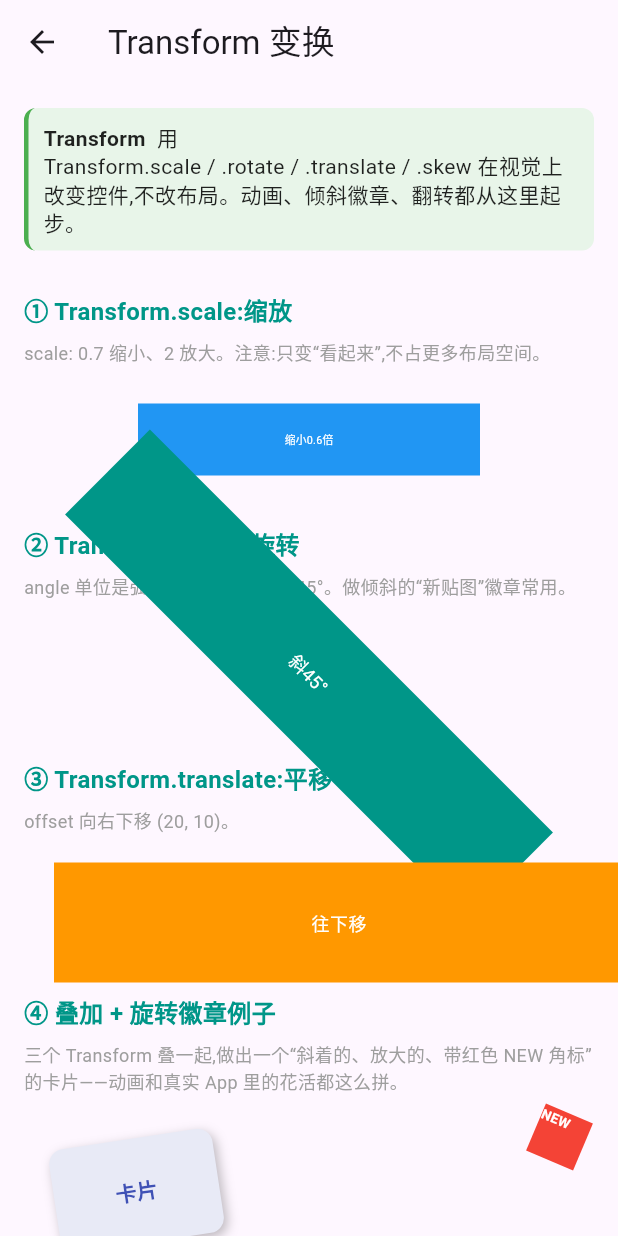
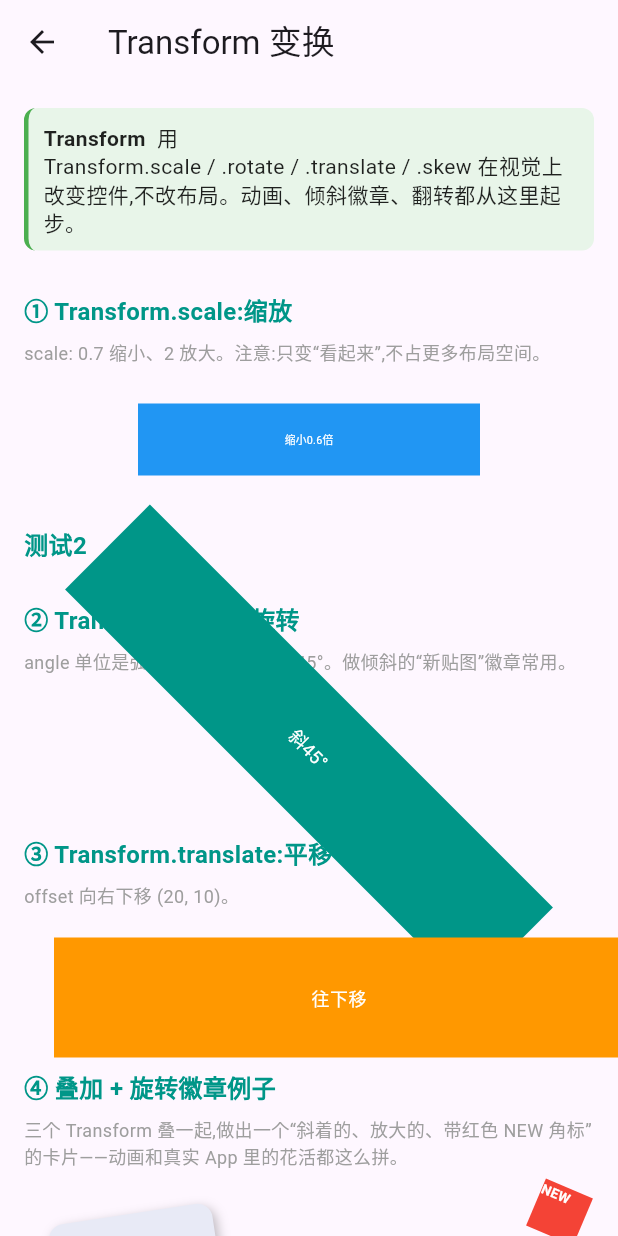
Before and after one commit to Tajigaqzh/flu_client, a Flutter app: the TransformPage screen opened directly, on a phone screen of 412 x 824 dp. Run offline on Flutter 3.47's test engine with Material 3 defaults, Android fonts, the phone set to English and light mode, and no system bars; our stand-ins replace just_audio; missing offline and left inert: audio_session.

Commit message:
learn note

```diff
--- a/lib/learn/fl01_layout/layout13_overflow.dart
+++ b/lib/learn/fl01_layout/layout13_overflow.dart
@@ -26,9 +26,9 @@ class OverflowPage extends StatelessWidget {
           alignment: Alignment.centerLeft,
           child: OverflowBox(
             maxWidth: double.infinity,
-            maxHeight: 90,
+            maxHeight: 100,
             alignment: Alignment.centerLeft,
-            child: const Box('溢出', color: Colors.redAccent, size: 40),
+            child: const Box('溢出', color: Colors.redAccent, size: 80),
           ),
         ),
 
--- a/lib/learn/fl01_layout/layout15_transform.dart
+++ b/lib/learn/fl01_layout/layout15_transform.dart
@@ -4,6 +4,8 @@
 //   视觉上改变一个控件,布局上它是“未变”的一块,
 //   所以能叠加,也是各种动画效果的第一步。
 // ============================================================
+
+import 'dart:math' as math;
 
 import 'package:flutter/material.dart';
 import '../common.dart';
@@ -16,7 +18,10 @@ class TransformPage extends StatelessWidget {
     return KnowledgeScaffold(
       title: 'Transform 变换',
       children: [
-        KnowledgeCard('Transform', '用 Transform.scale / .rotate / .translate / .skew 在视觉上改变控件,不改布局。动画、倾斜徽章、翻转都从这里起步。'),
+        KnowledgeCard(
+          'Transform',
+          '用 Transform.scale / .rotate / .translate / .skew 在视觉上改变控件,不改布局。动画、倾斜徽章、翻转都从这里起步。',
+        ),
 
         SectionTitle('① Transform.scale:缩放'),
         LearnNote('scale: 0.7 缩小、2 放大。注意:只变“看起来”,不占更多布局空间。'),
@@ -25,10 +30,21 @@ class TransformPage extends StatelessWidget {
           child: const Box('缩小0.6倍', color: Colors.blue, size: 80),
         ),
 
+        SectionTitle('测试2'),
+
+        Transform.scale(
+          scale: 0.2,
+          scaleX: 0.2,
+          scaleY: 0.2,
+          origin: Offset.zero,
+        ),
+
+        Transform.flip(),
+
         SectionTitle('② Transform.rotate:旋转'),
         LearnNote('angle 单位是弧度。Math.pi / 4 = 45°。做倾斜的“新贴图”徽章常用。'),
         Transform.rotate(
-          angle: 3.14159 / 4,
+          angle: math.pi / 4,
           child: const Box('斜45°', color: Colors.teal, size: 80),
         ),
 
@@ -40,7 +56,9 @@ class TransformPage extends StatelessWidget {
         ),
 
         SectionTitle('④ 叠加 + 旋转徽章例子'),
-        LearnNote('三个 Transform 叠一起,做出一个“斜着的、放大的、带红色 NEW 角标”的卡片——动画和真实 App 里的花活都这么拼。'),
+        LearnNote(
+          '三个 Transform 叠一起,做出一个“斜着的、放大的、带红色 NEW 角标”的卡片——动画和真实 App 里的花活都这么拼。',
+        ),
         SizedBox(
           width: 160,
           height: 120,
@@ -58,9 +76,21 @@ class TransformPage extends StatelessWidget {
                     decoration: BoxDecoration(
                       color: Colors.indigo.shade50,
                       borderRadius: BorderRadius.circular(10),
-                      boxShadow: const [BoxShadow(color: Colors.black26, blurRadius: 6, offset: Offset(2, 3))],
+                      boxShadow: const [
+                        BoxShadow(
+                          color: Colors.black26,
+                          blurRadius: 6,
+                          offset: Offset(2, 3),
+                        ),
+                      ],
                     ),
-                    child: const Text('卡片', style: TextStyle(color: Colors.indigo, fontWeight: FontWeight.bold)),
+                    child: const Text(
+                      '卡片',
+                      style: TextStyle(
+                        color: Colors.indigo,
+                        fontWeight: FontWeight.bold,
+                      ),
+                    ),
                   ),
                 ),
               ),
@@ -74,7 +104,14 @@ class TransformPage extends StatelessWidget {
                       Box('', color: Colors.red, size: 34),
                       Align(
                         alignment: Alignment.center,
-                        child: Text('NEW', style: TextStyle(color: Colors.white, fontSize: 9, fontWeight: FontWeight.bold)),
+                        child: Text(
+                          'NEW',
+                          style: TextStyle(
+                            color: Colors.white,
+                            fontSize: 9,
+                            fontWeight: FontWeight.bold,
+                          ),
+                        ),
                       ),
                     ],
                   ),
```
Also changed, not shown: lib/learn/menu.dart (+14 -0 lines), 1 other file.
